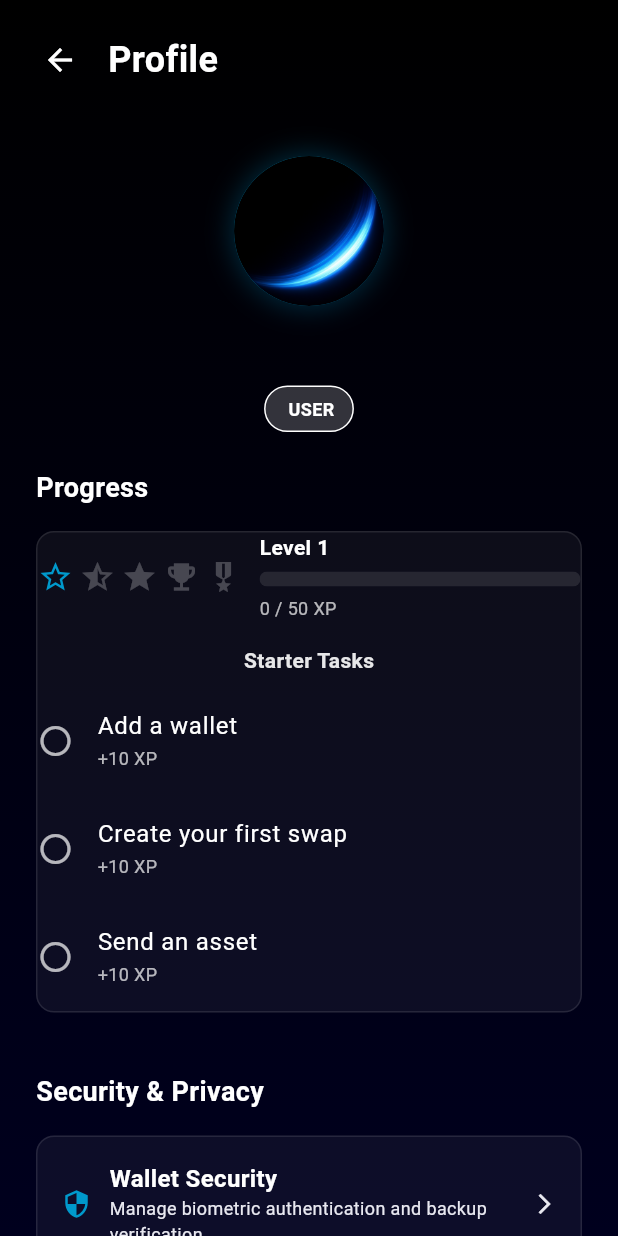
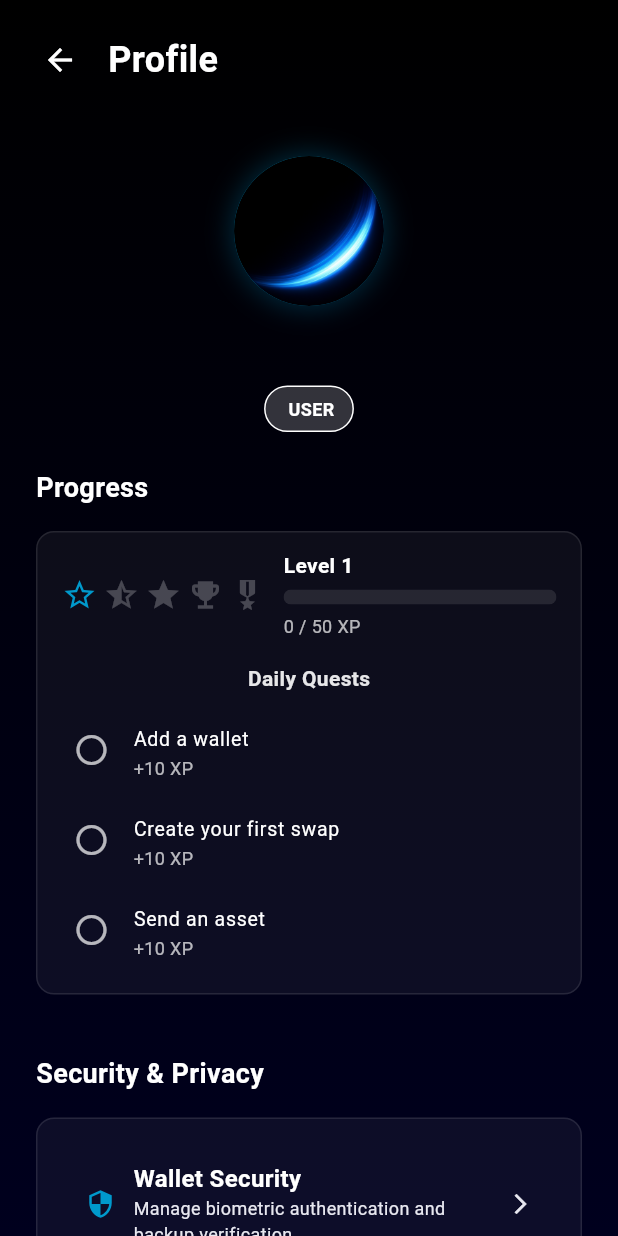
Before and after one commit to Flux-Point-Studios/yuti, a Flutter app: the ProfileScreen screen opened directly, on a phone screen of 412 x 824 dp. Run offline on Flutter 3.47's test engine with Material 3 defaults, Android fonts, the phone set to English and light mode, and no system bars; our stand-ins replace fl_chart, flutter_markdown, flutter_secure_storage, local_auth, permission_handler, qr_flutter and 4 more; missing offline and left inert: bip39_plus, cardano_dart_types, cardano_flutter_sdk, flutter_web_auth, mobile_scanner; accounts and stored records are empty.

Commit message:
ui(gamification): rename 'Starter Tasks' to 'Daily Quests'; add inner padding to sections; tighten quest list tile padding

```diff
--- a/lib/screens/profile_screen.dart
+++ b/lib/screens/profile_screen.dart
@@ -741,7 +741,7 @@ class _ProfileScreenState extends State<ProfileScreen> {
           ],
         ),
         const SizedBox(height: 16),
-        Text('Starter Tasks', style: TextStyle(color: Colors.white.withOpacity(0.9), fontWeight: FontWeight.w600)),
+        Text('Daily Quests', style: TextStyle(color: Colors.white.withOpacity(0.9), fontWeight: FontWeight.w600)),
         const SizedBox(height: 8),
         _buildTaskTile('task_add_wallet', s.completedTasks.contains('task_add_wallet')),
         _buildTaskTile('task_first_swap', s.completedTasks.contains('task_first_swap')),
@@ -753,11 +753,13 @@ class _ProfileScreenState extends State<ProfileScreen> {
   Widget _buildTaskTile(String taskId, bool done) {
     final label = GamificationService.taskIdToLabel[taskId] ?? taskId;
     return ListTile(
-      contentPadding: const EdgeInsets.symmetric(horizontal: 0),
+      contentPadding: const EdgeInsets.symmetric(horizontal: 8),
       leading: Icon(done ? Icons.check_circle : Icons.radio_button_unchecked, color: done ? Colors.greenAccent : Colors.white70),
       title: Text(label, style: const TextStyle(color: Colors.white)),
       subtitle: const Text('+10 XP', style: TextStyle(color: Colors.white70, fontSize: 12)),
       trailing: done ? const Text('Completed', style: TextStyle(color: Colors.greenAccent)) : const SizedBox.shrink(),
+      dense: true,
+      visualDensity: const VisualDensity(vertical: -1),
     );
   }
 
@@ -1247,7 +1249,10 @@ class _ProfileScreenState extends State<ProfileScreen> {
               width: 1,
             ),
           ),
-          child: Column(children: children),
+          child: Padding(
+            padding: const EdgeInsets.symmetric(horizontal: 16, vertical: 12),
+            child: Column(children: children),
+          ),
         ),
       ],
     );
```
